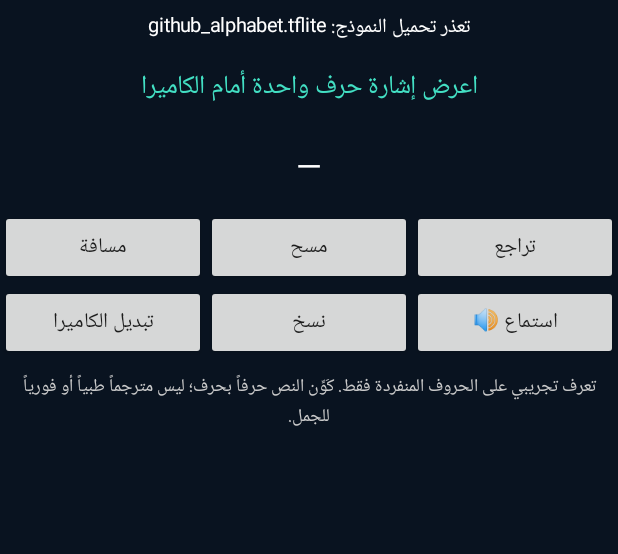
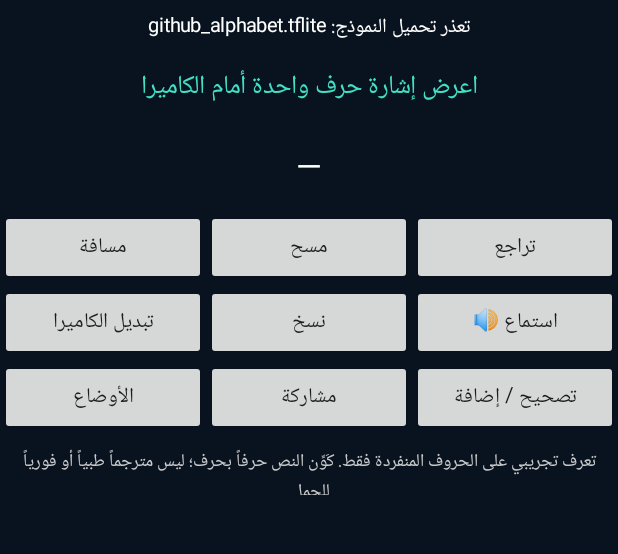
Before and after one commit to Ali1Nasser/Arabic-sign-language-, an Android app: the screen it shows after launch (MainActivity), on a phone screen of 412 x 824 dp, the part 78-632 px from its top. Run offline under Robolectric (Android 15) with nearby library versions, the light colour scheme and no system bars; libraries missing offline, so code that uses them is left out: androidx.camera.core, androidx.camera.lifecycle, androidx.camera.view, com.google.mediapipe.framework, com.google.mediapipe.tasks and 1 more; 6 statements that could not run were skipped.

Commit message:
Unify duplicate APK build into v0.4 with editable Arabic text and stable recognition

```diff
--- a/app/build.gradle
+++ b/app/build.gradle
@@ -2,7 +2,7 @@ plugins { id 'com.android.application' }
 android {
  namespace 'org.openarabicsign.fusion'
  compileSdk 35
- defaultConfig { applicationId 'org.openarabicsign.fusion'; minSdk 26; targetSdk 34; versionCode 3; versionName '0.3.0-github' }
+ defaultConfig { applicationId 'org.openarabicsign.fusion'; minSdk 26; targetSdk 34; versionCode 4; versionName '0.4.0-unified' }
  compileOptions { sourceCompatibility JavaVersion.VERSION_17; targetCompatibility JavaVersion.VERSION_17 }
  packaging { jniLibs { useLegacyPackaging = true } }
 }
--- a/app/src/main/java/org/openarabicsign/fusion/MainActivity.java
+++ b/app/src/main/java/org/openarabicsign/fusion/MainActivity.java
@@ -1,7 +1,9 @@
 package org.openarabicsign.fusion;
 
 import android.Manifest;
+import android.app.AlertDialog;
 import android.content.ClipData;
+import android.content.Intent;
 import android.content.ClipboardManager;
 import android.content.pm.PackageManager;
 import android.graphics.Bitmap;
@@ -12,6 +14,7 @@ import android.os.SystemClock;
 import android.speech.tts.TextToSpeech;
 import android.view.Gravity;
 import android.widget.Button;
+import android.widget.EditText;
 import android.widget.LinearLayout;
 import android.widget.ScrollView;
 import android.widget.TextView;
@@ -44,6 +47,7 @@ import java.util.concurrent.Executors;
 public final class MainActivity extends ComponentActivity {
   private static final String[] LABELS={"ع","ال","أ","ب","د","ط","ض","ف","ج","غ","ه","ه","ج","ك","خ","لا","ل","م","ن","ر","ص","س","ش","ت","ط","ث","ذ","ت","و","ى","ي","ز"};
   private final ExecutorService worker=Executors.newSingleThreadExecutor();
+  private final PredictionGate gate=new PredictionGate();
   private Interpreter model;
   private HandLandmarker handTracker;
   private ProcessCameraProvider provider;
@@ -103,15 +107,24 @@ public final class MainActivity extends ComponentActivity {
     transcript=label("",22,Color.WHITE);transcript.setMinHeight(dp(60));transcript.setTextIsSelectable(true);content.addView(transcript);
     LinearLayout buttons=new LinearLayout(this);
     buttons.addView(button("تراجع",()->{if(!sentence.isEmpty()){int cut=sentence.offsetByCodePoints(sentence.length(),-1);sentence=sentence.substring(0,cut);updateTranscript();}}),new LinearLayout.LayoutParams(0,dp(50),1));
-    buttons.addView(button("مسح",()->{sentence="";lastSign="";streak=0;updateTranscript();}),new LinearLayout.LayoutParams(0,dp(50),1));
+    buttons.addView(button("مسح",()->new AlertDialog.Builder(this).setTitle("مسح النص؟").setMessage("سيُحذف النص المحفوظ بالكامل.").setNegativeButton("إلغاء",null).setPositiveButton("مسح",(d,w)->{sentence="";gate.reset();updateTranscript();}).show()),new LinearLayout.LayoutParams(0,dp(50),1));
     buttons.addView(button("مسافة",()->{sentence+=" ";updateTranscript();}),new LinearLayout.LayoutParams(0,dp(50),1));
     content.addView(buttons);
     LinearLayout tools=new LinearLayout(this);
     tools.addView(button("استماع 🔊",()->{if(speaker!=null&&!sentence.isEmpty())speaker.speak(sentence,TextToSpeech.QUEUE_FLUSH,null,"arabic");}),new LinearLayout.LayoutParams(0,dp(50),1));
     tools.addView(button("نسخ",()->{((ClipboardManager)getSystemService(CLIPBOARD_SERVICE)).setPrimaryClip(ClipData.newPlainText("ArabicSignFusion",sentence));Toast.makeText(this,"تم النسخ",Toast.LENGTH_SHORT).show();}),new LinearLayout.LayoutParams(0,dp(50),1));
-    tools.addView(button("تبديل الكاميرا",()->{cameraFacing=cameraFacing==CameraSelector.LENS_FACING_FRONT?CameraSelector.LENS_FACING_BACK:CameraSelector.LENS_FACING_FRONT;lastSign="";streak=0;bindCamera();}),new LinearLayout.LayoutParams(0,dp(50),1));
+    tools.addView(button("تبديل الكاميرا",()->{cameraFacing=cameraFacing==CameraSelector.LENS_FACING_FRONT?CameraSelector.LENS_FACING_BACK:CameraSelector.LENS_FACING_FRONT;gate.reset();bindCamera();}),new LinearLayout.LayoutParams(0,dp(50),1));
     content.addView(tools);
+    LinearLayout extra=new LinearLayout(this);
+    extra.addView(button("تصحيح / إضافة",this::editTranscript),new LinearLayout.LayoutParams(0,dp(50),1));
+    extra.addView(button("مشاركة",()->{Intent intent=new Intent(Intent.ACTION_SEND);intent.setType("text/plain");intent.putExtra(Intent.EXTRA_TEXT,sentence);startActivity(Intent.createChooser(intent,"مشاركة النص العربي"));}),new LinearLayout.LayoutParams(0,dp(50),1));
+    extra.addView(button("الأوضاع",()->new AlertDialog.Builder(this).setTitle("Recognition modes").setMessage("النموذج المدمج: ٣٢ تصنيفاً للحروف العربية يعمل دون إنترنت.\n\nEsm3ny ONNX: النموذج الأصلي best_final_2.onnx غير منشور؛ مرجعه محفوظ في المشروع.\n\nوضع الكلمات ٨٩ تصنيفاً: يتطلب conv1_lstm.keras غير المنشور، لذلك ليس مفعّلاً في APK.").setPositiveButton("موافق",null).show()),new LinearLayout.LayoutParams(0,dp(50),1));
+    content.addView(extra);
     content.addView(label("تعرف تجريبي على الحروف المنفردة فقط. كَوِّن النص حرفاً بحرف؛ ليس مترجماً طبياً أو فورياً للجمل.",12,Color.LTGRAY));
+  }
+  private void editTranscript(){
+    EditText field=new EditText(this);field.setSingleLine(false);field.setText(sentence);field.setSelectAllOnFocus(false);field.setHint("اكتب أو صحح النص هنا");
+    new AlertDialog.Builder(this).setTitle("تعديل النص الناتج").setView(field).setNegativeButton("إلغاء",null).setPositiveButton("حفظ",(d,w)->{sentence=field.getText().toString();updateTranscript();}).show();
   }
   private void tell(String s){runOnUiThread(()->{if(alive)message.setText(s);});}
   private void updateTranscript(){if(transcript!=null)transcript.setText(sentence.isEmpty()?"—":sentence);getPreferences(MODE_PRIVATE).edit().putString("sentence",sentence).apply();}
@@ -136,11 +149,11 @@ public final class MainActivity extends ComponentActivity {
           if(!alive||model==null||handTracker==null||now-lastInference<700)return;
           lastInference=now;
           Result result=infer(frame.toBitmap(),frame.getImageInfo().getRotationDegrees(),cameraFacing==CameraSelector.LENS_FACING_FRONT);
-          if(result==null){lastSign="";streak=0;runOnUiThread(()->{if(alive)recognized.setText("لا توجد إشارة واضحة");});return;}
+          if(result==null){gate.update(null);runOnUiThread(()->{if(alive)recognized.setText("لا توجد إشارة واضحة");});return;}
           final String s=result.sign;final int percent=Math.round(result.confidence*100);
-          if(s.equals(lastSign))streak++;else{lastSign=s;streak=1;}
+          String stable=gate.update(s);
           runOnUiThread(()->{if(alive)recognized.setText(s+" • "+percent+"%");});
-          if(streak>=3 && now-lastCommit>1400){lastCommit=now;streak=0;runOnUiThread(()->{if(alive){sentence+=s;updateTranscript();}});}
+          if(stable!=null)runOnUiThread(()->{if(alive){sentence+=stable;updateTranscript();}});
         }catch(Exception e){tell("مشكلة في التعرّف: "+e.getMessage());}
         finally{frame.close();}
       });
--- /dev/null
+++ b/app/src/main/java/org/openarabicsign/fusion/PredictionGate.java
@@ -0,0 +1,13 @@
+package org.openarabicsign.fusion;
+public final class PredictionGate {
+  private String candidate="",emitted="";
+  private int count=0,neutral=0;
+  public synchronized void reset(){candidate="";emitted="";count=0;neutral=0;}
+  public synchronized String update(String sign){
+    if(sign==null||sign.isEmpty()){candidate="";count=0;if(++neutral>=3)emitted="";return null;}
+    neutral=0;
+    if(!sign.equals(candidate)){candidate=sign;count=1;}else count++;
+    if(count>=3&&!sign.equals(emitted)){emitted=sign;return sign;}
+    return null;
+  }
+}
```
Also changed, not shown: 3 other files.
